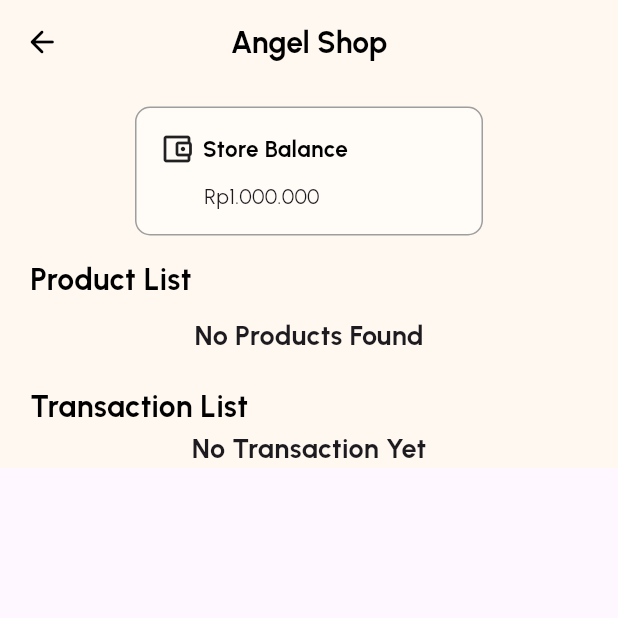
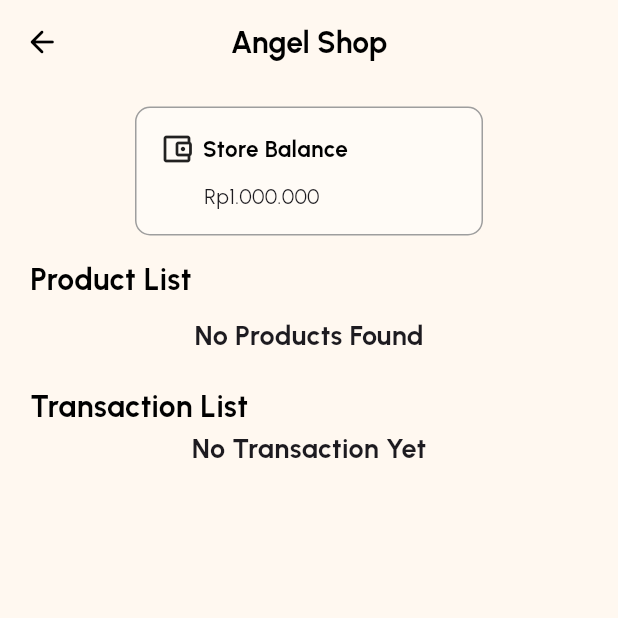
Before and after one commit to Kelompok-2-Mobile-Programming-TI-B-23/Marketplace, a Flutter app: the ShopMainScreen screen opened directly, on a phone screen of 412 x 824 dp, the top half of it. Run offline on Flutter 3.47's test engine with Material 3 defaults, Android fonts, the phone set to English and light mode, and no system bars; our stand-ins replace cloud_firestore, firebase_auth, firebase_core, flutter_svg, flutter_typeahead, google_fonts and 2 more; accounts and stored records are empty.

Commit message:
tambah redirectnya di profile, tambah background color

```diff
--- a/lib/online_shop/shop_main_screen.dart
+++ b/lib/online_shop/shop_main_screen.dart
@@ -11,6 +11,7 @@ class ShopMainScreen extends StatelessWidget {
   @override
   Widget build(BuildContext context) {
     return Scaffold(
+      backgroundColor: Color(0xFFFFF8F0),
       appBar: AppBar(
         backgroundColor: Color(0xFFFFF8F0),
         elevation: 0,
```
Also changed, not shown: lib/profile.dart (+8 -1 lines).
